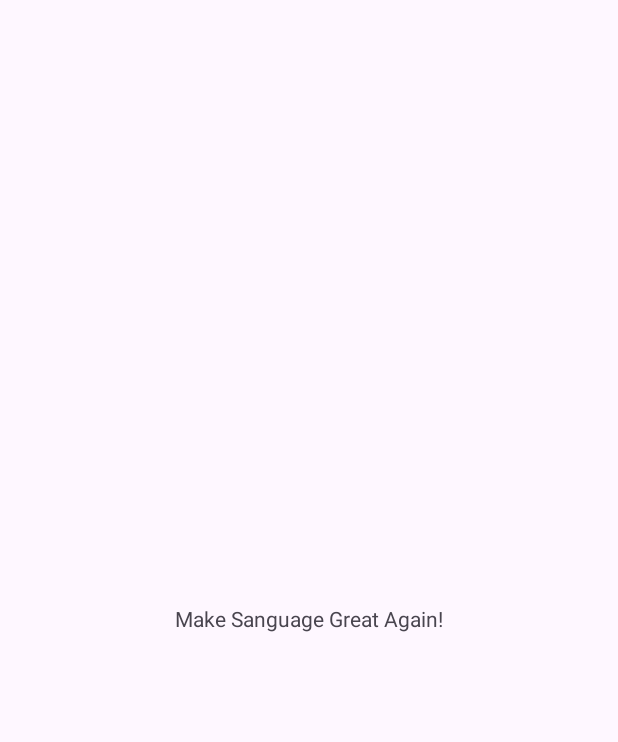
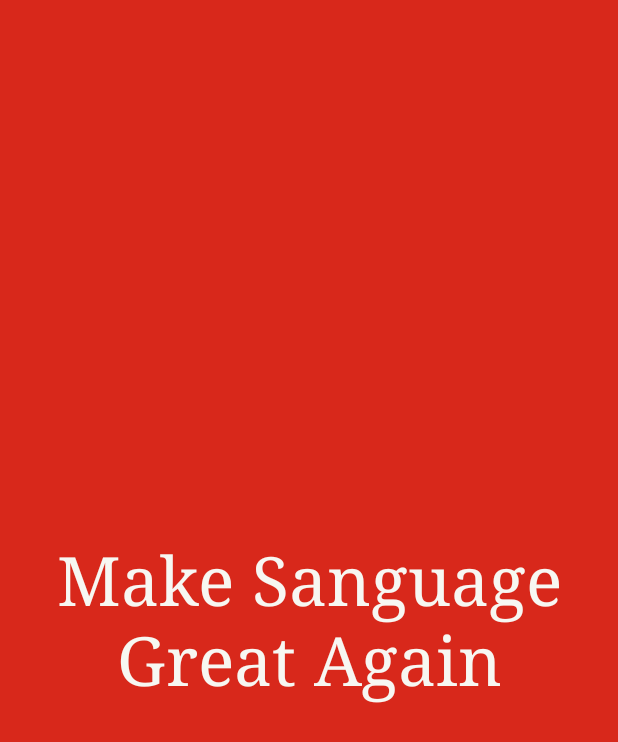
Before and after one commit to nikosiz/MALLet, an Android app: the screen it shows after launch (MainActivity), on a phone screen of 412 x 824 dp. Shown: the top 742 px of the screen. Run offline under Robolectric (Android 15) with nearby library versions, the phone set to English and light mode, and no system bars.

Commit message:
Created splash screen

```diff
--- a/app/src/main/res/layout/activity_main.xml
+++ b/app/src/main/res/layout/activity_main.xml
@@ -4,12 +4,17 @@
     xmlns:tools="http://schemas.android.com/tools"
     android:layout_width="match_parent"
     android:layout_height="match_parent"
+    android:background="#d8281b"
     tools:context=".MainActivity">
 
     <TextView
         android:layout_width="wrap_content"
         android:layout_height="wrap_content"
-        android:text="Make Sanguage Great Again!"
+        android:fontFamily="serif"
+        android:text="@string/sanguage"
+        android:textAlignment="center"
+        android:textColor="@color/white"
+        android:textSize="45sp"
         app:layout_constraintBottom_toBottomOf="parent"
         app:layout_constraintEnd_toEndOf="parent"
         app:layout_constraintStart_toStartOf="parent"
--- a/app/src/main/res/layout/activity_splash_screen.xml
+++ b/app/src/main/res/layout/activity_splash_screen.xml
@@ -11,9 +11,9 @@
         android:layout_width="wrap_content"
         android:layout_height="wrap_content"
         android:fontFamily="@font/russo_one_regular"
-        android:text="M"
+        android:text="@string/app_logo"
         android:textColor="@color/white"
-        android:textSize="300dp"
+        android:textSize="300sp"
         app:layout_constraintBottom_toBottomOf="parent"
         app:layout_constraintEnd_toEndOf="parent"
         app:layout_constraintStart_toStartOf="parent"
--- a/app/src/main/res/values/strings.xml
+++ b/app/src/main/res/values/strings.xml
@@ -1,3 +1,5 @@
 <resources>
     <string name="app_name">MALLet</string>
+    <string name="sanguage">Make Sanguage Great Again</string>
+    <string name="app_logo">M</string>
 </resources>
```
Also changed, not shown: app/src/main/java/com/example/mallet/SplashScreenActivity.java (+5 -10 lines).
